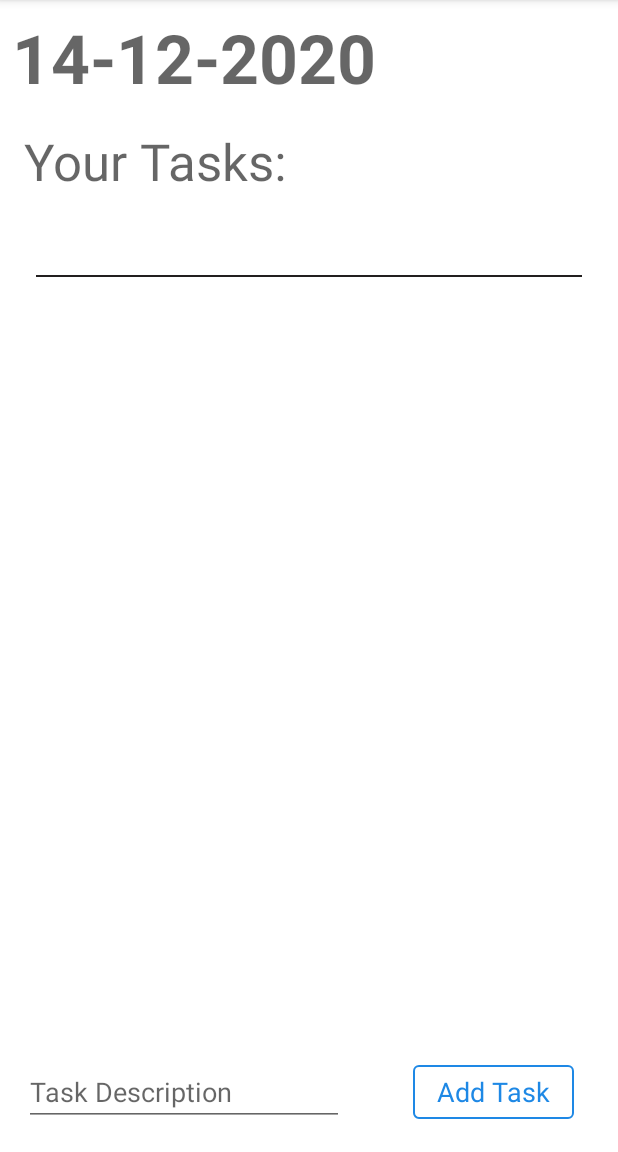
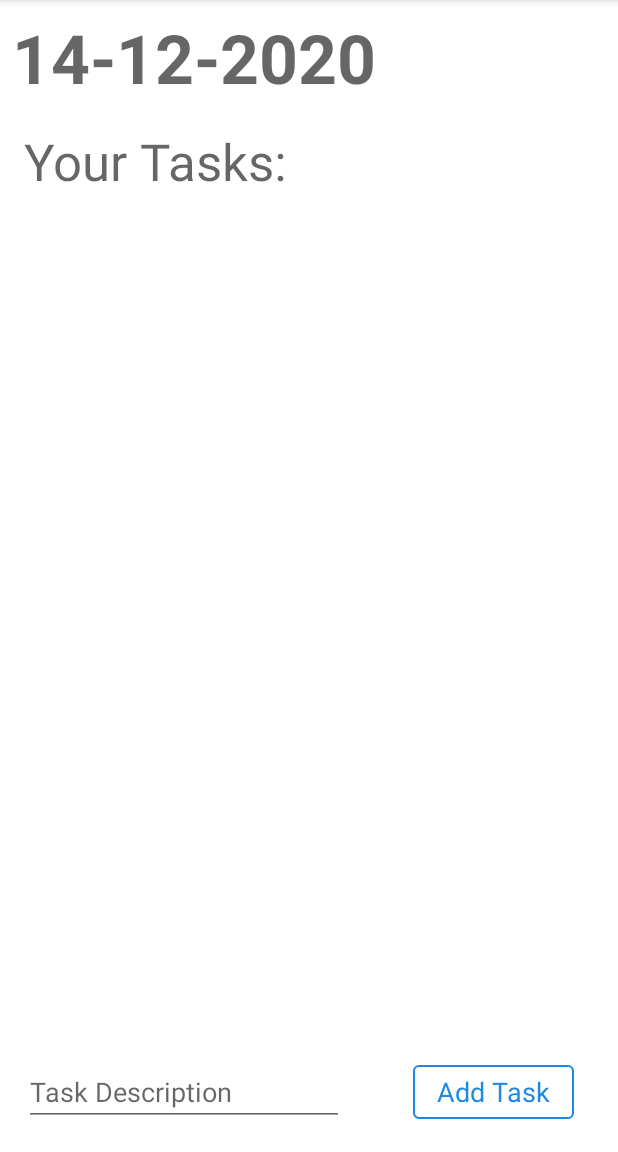
Before and after one commit to sanskar10100/TaskCheck, an Android app: the screen it shows after launch (MainActivity), after a tap on "Add Task", on a phone screen of 412 x 824 dp, the part 84-1236 px from its top. Run offline under Robolectric (Android 15) with nearby library versions, the phone set to English and light mode, and no system bars.

Commit message:
Task Saving Added

```diff
--- a/app/src/main/java/com/example/android/taskcheck/MainActivity.java
+++ b/app/src/main/java/com/example/android/taskcheck/MainActivity.java
@@ -4,6 +4,8 @@ import androidx.appcompat.app.AppCompatActivity;
 import androidx.recyclerview.widget.LinearLayoutManager;
 import androidx.recyclerview.widget.RecyclerView;
 
+import android.content.Context;
+import android.content.SharedPreferences;
 import android.os.Bundle;
 import android.view.View;
 import android.widget.EditText;
@@ -17,7 +19,7 @@ import java.util.Locale;
 
 public class MainActivity extends AppCompatActivity {
 
-	static List<String> tasks = new ArrayList<>();
+	static List<String> tasks;
 	TasksListAdapater adapter;
 
 	@Override
@@ -25,22 +27,52 @@ public class MainActivity extends AppCompatActivity {
 		super.onCreate(savedInstanceState);
 		setContentView(R.layout.activity_main);
 
+		SharedPreferences sharedPreferences = getPreferences(Context.MODE_PRIVATE);
+		int size = sharedPreferences.getInt("0", 0);
+		tasks = new ArrayList<>(size);
+		for (int i = 1; i <= size; i++) {
+			tasks.add(sharedPreferences.getString(String.valueOf(i), ""));
+		}
+		sharedPreferences.edit().clear().apply();
+
+		// Fetch and set current date
 		TextView date = findViewById(R.id.text_view_date);
 		String currentDate = new SimpleDateFormat("dd-MM-yyyy", Locale.getDefault()).format(new Date());
 		date.setText(currentDate);
 
 		adapter = new TasksListAdapater();
 
+		// Generate and bind recyclerView
 		RecyclerView recyclerView = findViewById(R.id.recycler_view_tasks);
 		recyclerView.setLayoutManager(new LinearLayoutManager(this));
 		recyclerView.setAdapter(adapter);
 	}
 
+	@Override
+	protected void onPause() {
+		super.onPause();
+
+		if (tasks.size() > 0) {
+			SharedPreferences sharedPreferences = getPreferences(Context.MODE_PRIVATE);
+			SharedPreferences.Editor editor = sharedPreferences.edit();
+			editor.putInt(String.valueOf(0), tasks.size());
+			for (int i = 1; i <= tasks.size(); i++) {
+				editor.putString(String.valueOf(i), tasks.get(i - 1));
+			}
+			editor.apply();
+		}
+	}
+
+	/**
+	 * Adds a task to the current list and notifies recyclerView of dataset change
+	 */
 	public void addTask(View view) {
 		EditText editTextTaskDescription = findViewById(R.id.edit_text_task_description);
 		String taskDescription = editTextTaskDescription.getText().toString();
-		tasks.add(taskDescription);
-		editTextTaskDescription.setText("");
-		adapter.notifyDataSetChanged();
+		if (taskDescription != null && taskDescription.length() != 0) {
+			tasks.add(taskDescription);
+			editTextTaskDescription.setText("");
+			adapter.notifyDataSetChanged();
+		}
 	}
 }
```
Also changed, not shown: 1 other file.
